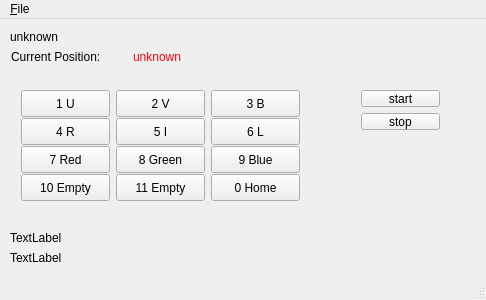
First picture: the form in mainwindow.ui, repository xyficu/flifilterwheelqt, before the edit.
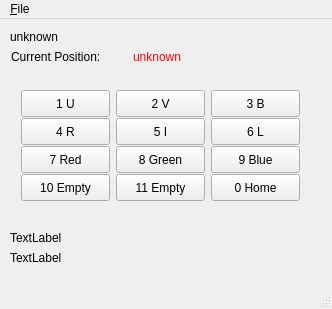
Second picture: the form after the edit.

The edit to the form file:
```diff
--- a/mainwindow.ui
+++ b/mainwindow.ui
@@ -6,8 +6,8 @@
    <rect>
     <x>0</x>
     <y>0</y>
-    <width>486</width>
-    <height>300</height>
+    <width>332</width>
+    <height>309</height>
    </rect>
   </property>
   <property name="windowTitle">
@@ -455,32 +455,6 @@
      </item>
     </layout>
    </widget>
-   <widget class="QWidget" name="">
-    <property name="geometry">
-     <rect>
-      <x>350</x>
-      <y>60</y>
-      <width>101</width>
-      <height>62</height>
-     </rect>
-    </property>
-    <layout class="QVBoxLayout" name="verticalLayout">
-     <item>
-      <widget class="QPushButton" name="startButton">
-       <property name="text">
-        <string>start</string>
-       </property>
-      </widget>
-     </item>
-     <item>
-      <widget class="QPushButton" name="stopButton">
-       <property name="text">
-        <string>stop</string>
-       </property>
-      </widget>
-     </item>
-    </layout>
-   </widget>
    <zorder>layoutWidget</zorder>
    <zorder>label</zorder>
    <zorder>labelFLI</zorder>
@@ -495,7 +469,7 @@
     <rect>
      <x>0</x>
      <y>0</y>
-     <width>486</width>
+     <width>332</width>
      <height>25</height>
     </rect>
    </property>
```
Left out of the diff: 2 changed lines with no effect on the pictures.
